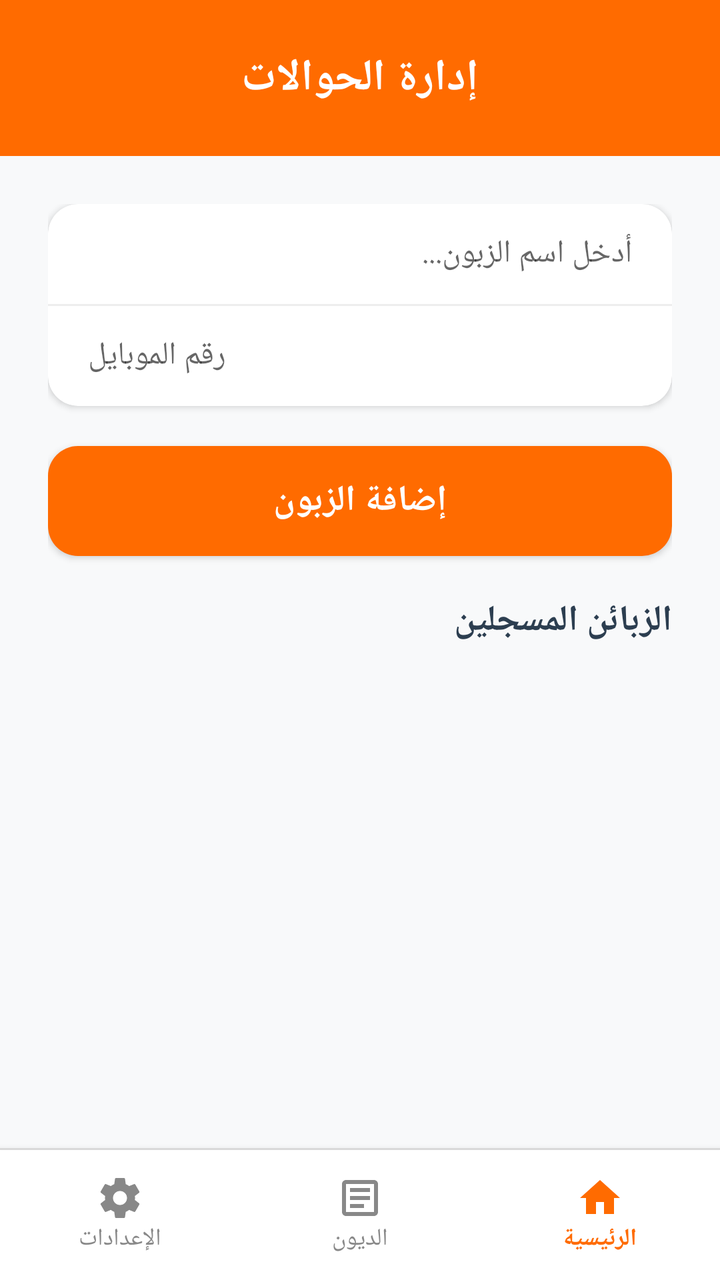
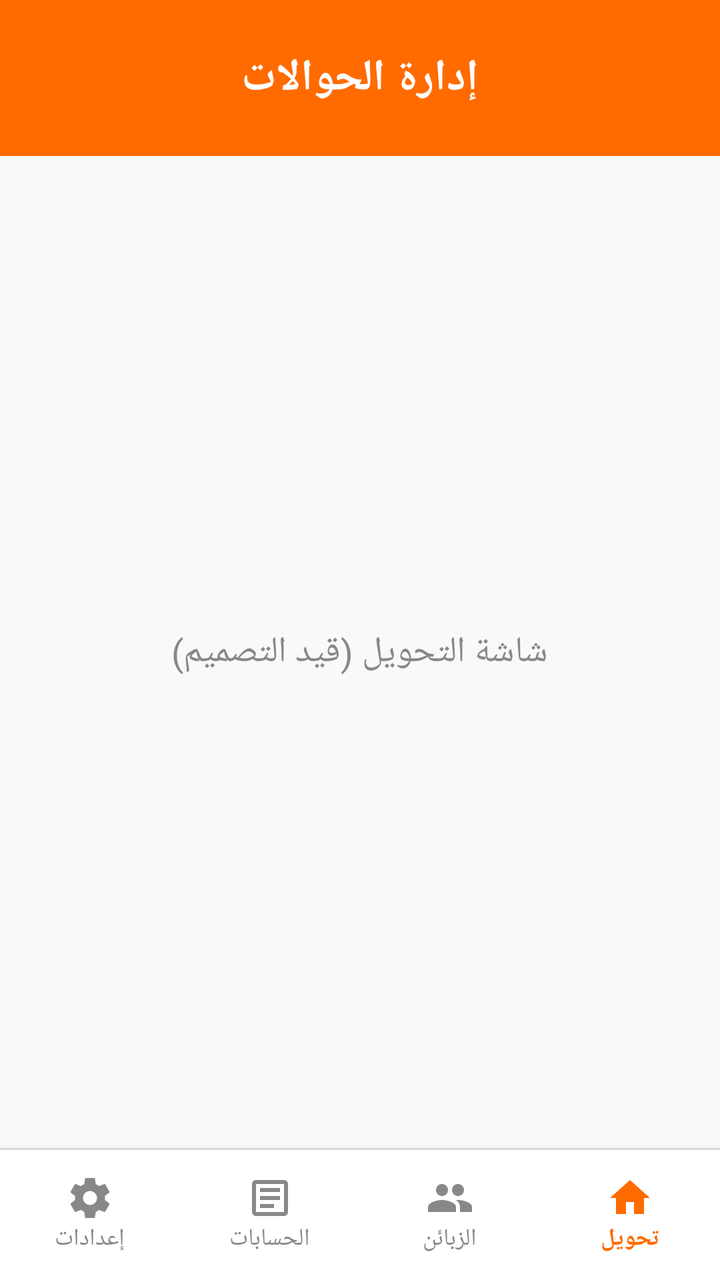

Compare the two renders of this Android layout. The source of the first and the diff that turns it into the second are given below.
<!-- AndroidManifest.xml: application theme Theme.AppCompat.Light.NoActionBar -->
<!-- res/layout/activity_main.xml -->
<?xml version="1.0" encoding="utf-8"?>
<LinearLayout xmlns:android="http://schemas.android.com/apk/res/android"
    xmlns:app="http://schemas.android.com/apk/res-auto"
    android:layout_width="match_parent"
    android:layout_height="match_parent"
    android:orientation="vertical"
    android:layoutDirection="rtl"
    android:background="#F8F9FA">

    <LinearLayout android:layout_width="match_parent" android:layout_height="wrap_content" android:background="#FF6B00" android:padding="24dp" android:orientation="vertical" android:gravity="center">
        <TextView android:id="@+id/tv_main_title" android:layout_width="wrap_content" android:layout_height="wrap_content" android:text="إدارة الحوالات" android:textSize="22sp" android:textStyle="bold" android:textColor="#FFFFFF" />
    </LinearLayout>

    <FrameLayout android:layout_width="match_parent" android:layout_height="0dp" android:layout_weight="1">

        
        <LinearLayout android:id="@+id/layout_home" android:layout_width="match_parent" android:layout_height="match_parent" android:orientation="vertical" android:padding="24dp">
            <androidx.cardview.widget.CardView android:layout_width="match_parent" android:layout_height="wrap_content" app:cardCornerRadius="15dp" app:cardElevation="2dp" android:layout_marginBottom="20dp" app:cardBackgroundColor="#FFFFFF">
                <LinearLayout android:layout_width="match_parent" android:layout_height="wrap_content" android:orientation="vertical">
                    <EditText android:id="@+id/input_name" android:layout_width="match_parent" android:layout_height="50dp" android:background="@null" android:hint="أدخل اسم الزبون..." android:paddingStart="20dp" android:paddingEnd="20dp" android:textSize="16sp" android:textColor="#333333" />
                    <View android:layout_width="match_parent" android:layout_height="1dp" android:background="#EEEEEE" />
                    <EditText android:id="@+id/input_phone" android:layout_width="match_parent" android:layout_height="50dp" android:background="@null" android:inputType="phone" android:hint="رقم الموبايل" android:paddingStart="20dp" android:paddingEnd="20dp" android:textSize="16sp" android:textColor="#333333" />
                </LinearLayout>
            </androidx.cardview.widget.CardView>
            <androidx.appcompat.widget.AppCompatButton android:id="@+id/btn_save" android:layout_width="match_parent" android:layout_height="55dp" android:text="إضافة الزبون" android:textSize="18sp" android:textStyle="bold" android:background="@drawable/bg_rounded_orange" android:textColor="#FFFFFF" android:layout_marginBottom="20dp"/>
            <TextView android:layout_width="wrap_content" android:layout_height="wrap_content" android:text="الزبائن المسجلين" android:textSize="18sp" android:textStyle="bold" android:textColor="#2C3E50" android:layout_marginBottom="12dp"/>
            <androidx.recyclerview.widget.RecyclerView android:id="@+id/recycler_customers" android:layout_width="match_parent" android:layout_height="match_parent" android:clipToPadding="false" android:paddingBottom="20dp" />
        </LinearLayout>

        
        <LinearLayout android:id="@+id/layout_debt" android:layout_width="match_parent" android:layout_height="match_parent" android:orientation="vertical" android:padding="24dp" android:visibility="gone">
            <androidx.cardview.widget.CardView android:layout_width="match_parent" android:layout_height="wrap_content" app:cardCornerRadius="15dp" app:cardElevation="2dp" android:layout_marginBottom="16dp" app:cardBackgroundColor="#FFF0E6">
                <LinearLayout android:layout_width="match_parent" android:layout_height="wrap_content" android:padding="20dp" android:orientation="vertical" android:gravity="center">
                    <TextView android:layout_width="wrap_content" android:layout_height="wrap_content" android:text="إجمالي الديون بالسوق" android:textSize="16sp" android:textColor="#FF6B00"/>
                    <TextView android:id="@+id/tv_total_debt" android:layout_width="wrap_content" android:layout_height="wrap_content" android:text="0 ل.س" android:textSize="28sp" android:textStyle="bold" android:textColor="#D32F2F" android:layout_marginTop="8dp"/>
                </LinearLayout>
            </androidx.cardview.widget.CardView>
            <androidx.appcompat.widget.AppCompatButton android:id="@+id/btn_show_add_debt" android:layout_width="match_parent" android:layout_height="55dp" android:text="إضافة دين جديد" android:textSize="18sp" android:textStyle="bold" android:background="@drawable/bg_rounded_orange" android:textColor="#FFFFFF" android:layout_marginBottom="20dp"/>
            <TextView android:layout_width="wrap_content" android:layout_height="wrap_content" android:text="سجل الديون" android:textSize="18sp" android:textStyle="bold" android:textColor="#2C3E50" android:layout_marginBottom="12dp"/>
            <androidx.recyclerview.widget.RecyclerView android:id="@+id/recycler_debts" android:layout_width="match_parent" android:layout_height="match_parent" android:clipToPadding="false" android:paddingBottom="20dp" />
        </LinearLayout>

        
        <LinearLayout android:id="@+id/layout_settings" android:layout_width="match_parent" android:layout_height="match_parent" android:orientation="vertical" android:padding="24dp" android:visibility="gone">
            <TextView android:layout_width="wrap_content" android:layout_height="wrap_content" android:text="إعدادات التحويل" android:textSize="20sp" android:textStyle="bold" android:textColor="#2C3E50" android:layout_marginBottom="20dp"/>
            <androidx.cardview.widget.CardView android:layout_width="match_parent" android:layout_height="wrap_content" app:cardCornerRadius="15dp" app:cardElevation="2dp" android:layout_marginBottom="24dp" app:cardBackgroundColor="#FFFFFF">
                <LinearLayout android:layout_width="match_parent" android:layout_height="wrap_content" android:orientation="vertical" android:padding="20dp">
                    <TextView android:layout_width="wrap_content" android:layout_height="wrap_content" android:text="الرمز السري الافتراضي للخط (PIN)" android:textSize="16sp" android:textStyle="bold" android:textColor="#333333" android:layout_marginBottom="12dp"/>
                    <EditText android:id="@+id/input_settings_pin" android:layout_width="match_parent" android:layout_height="55dp" android:background="@drawable/bg_input_gray" android:inputType="numberPassword" android:hint="مثال: 0000" android:paddingStart="16dp" android:paddingEnd="16dp" android:textColor="#333333"/>
                </LinearLayout>
            </androidx.cardview.widget.CardView>
            <androidx.appcompat.widget.AppCompatButton android:id="@+id/btn_save_settings" android:layout_width="match_parent" android:layout_height="55dp" android:text="حفظ الإعدادات" android:textSize="18sp" android:textStyle="bold" android:background="@drawable/bg_rounded_orange" android:textColor="#FFFFFF" />
        </LinearLayout>
    </FrameLayout>

    <View android:layout_width="match_parent" android:layout_height="1dp" android:background="#E0E0E0" />

    
    <LinearLayout android:layout_width="match_parent" android:layout_height="65dp" android:orientation="horizontal" android:background="#FFFFFF" android:elevation="8dp">
        <LinearLayout android:id="@+id/nav_home" android:layout_width="0dp" android:layout_weight="1" android:layout_height="match_parent" android:orientation="vertical" android:gravity="center" android:background="?android:attr/selectableItemBackground" android:clickable="true">
            <ImageView android:layout_width="24dp" android:layout_height="24dp" android:src="@drawable/ic_home" />
            <TextView android:layout_width="wrap_content" android:layout_height="wrap_content" android:text="الرئيسية" android:textSize="12sp" android:textStyle="bold" android:textColor="#FF6B00"/>
        </LinearLayout>
        <LinearLayout android:id="@+id/nav_debt" android:layout_width="0dp" android:layout_weight="1" android:layout_height="match_parent" android:orientation="vertical" android:gravity="center" android:background="?android:attr/selectableItemBackground" android:clickable="true">
            <ImageView android:layout_width="24dp" android:layout_height="24dp" android:src="@drawable/ic_debt" />
            <TextView android:layout_width="wrap_content" android:layout_height="wrap_content" android:text="الديون" android:textSize="12sp" android:textColor="#888888"/>
        </LinearLayout>
        <LinearLayout android:id="@+id/nav_settings" android:layout_width="0dp" android:layout_weight="1" android:layout_height="match_parent" android:orientation="vertical" android:gravity="center" android:background="?android:attr/selectableItemBackground" android:clickable="true">
            <ImageView android:layout_width="24dp" android:layout_height="24dp" android:src="@drawable/ic_settings" />
            <TextView android:layout_width="wrap_content" android:layout_height="wrap_content" android:text="الإعدادات" android:textSize="12sp" android:textColor="#888888"/>
        </LinearLayout>
    </LinearLayout>
</LinearLayout>
<!-- resources referenced by this layout -->
<resources>
  <!-- drawable bg_input_gray (drawable) -->
  ﻿<?xml version="1.0" encoding="utf-8"?>
  <shape xmlns:android="http://schemas.android.com/apk/res/android" android:shape="rectangle">
      <solid android:color="#F0F2F5" />
      <corners android:radius="12dp" />
  </shape>
  <!-- drawable bg_rounded_orange (drawable) -->
  <?xml version="1.0" encoding="utf-8"?>
  <shape xmlns:android="http://schemas.android.com/apk/res/android" android:shape="rectangle">
      <solid android:color="#FF6B00" />
      <corners android:radius="15dp" />
  </shape>
  <!-- drawable ic_debt (drawable) -->
  ﻿<?xml version="1.0" encoding="utf-8"?>
  <vector xmlns:android="http://schemas.android.com/apk/res/android" android:width="24dp" android:height="24dp" android:viewportWidth="24" android:viewportHeight="24">
      <path android:fillColor="#888888" android:pathData="M19,3H5C3.89,3 3,3.9 3,5v14c0,1.1 0.89,2 2,2h14c1.11,0 2,-0.9 2,-2V5C21,3.9 20.11,3 19,3zM19,19H5V5h14V19zM7,7h10v2H7V7zM7,11h10v2H7V11zM7,15h7v2H7V15z"/>
  </vector>
  <!-- drawable ic_home (drawable) -->
  ﻿<?xml version="1.0" encoding="utf-8"?>
  <vector xmlns:android="http://schemas.android.com/apk/res/android" android:width="24dp" android:height="24dp" android:viewportWidth="24" android:viewportHeight="24">
      <path android:fillColor="#FF6B00" android:pathData="M10,20v-6h4v6h5v-8h3L12,3 2,12h3v8z"/>
  </vector>
  <!-- drawable ic_settings (drawable) -->
  ﻿<?xml version="1.0" encoding="utf-8"?>
  <vector xmlns:android="http://schemas.android.com/apk/res/android" android:width="24dp" android:height="24dp" android:viewportWidth="24" android:viewportHeight="24">
      <path android:fillColor="#888888" android:pathData="M19.43,12.98c0.04,-0.32 0.07,-0.64 0.07,-0.98s-0.03,-0.66 -0.07,-0.98l2.11,-1.65c0.19,-0.15 0.24,-0.42 0.12,-0.64l-2,-3.46c-0.12,-0.22 -0.39,-0.3 -0.61,-0.22l-2.49,1c-0.52,-0.4 -1.08,-0.73 -1.69,-0.98l-0.38,-2.65C14.46,2.18 14.25,2 14,2h-4c-0.25,0 -0.46,0.18 -0.49,0.42l-0.38,2.65c-0.61,0.25 -1.17,0.59 -1.69,0.98l-2.49,-1c-0.23,-0.09 -0.49,0 -0.61,0.22l-2,3.46c-0.13,0.22 -0.07,0.49 0.12,0.64l2.11,1.65c-0.04,0.32 -0.07,0.65 -0.07,0.98s0.03,0.66 0.07,0.98l-2.11,1.65c-0.19,0.15 -0.24,0.42 -0.12,0.64l2,3.46c0.12,0.22 0.39,0.3 0.61,0.22l2.49,-1c0.52,0.4 1.08,0.73 1.69,0.98l0.38,2.65C9.54,21.82 9.75,22 10,22h4c0.25,0 0.46,-0.18 0.49,-0.42l0.38,-2.65c0.61,-0.25 1.17,-0.59 1.69,-0.98l2.49,1c0.23,0.09 0.49,0 0.61,-0.22l2,-3.46c0.12,-0.22 0.07,-0.49 -0.12,-0.64l-2.11,-1.65zM12,15.5c-1.93,0 -3.5,-1.57 -3.5,-3.5s1.57,-3.5 3.5,-3.5 3.5,1.57 3.5,3.5 -1.57,3.5 -3.5,3.5z"/>
  </vector>
</resources>

<!-- the commit's change to res/layout/activity_main.xml (unified diff, before → after) -->
@@ -12,44 +12,36 @@
     </LinearLayout>
 
     <FrameLayout android:layout_width="match_parent" android:layout_height="0dp" android:layout_weight="1">
+        
+        
+        <LinearLayout android:id="@+id/layout_transfer" android:layout_width="match_parent" android:layout_height="match_parent" android:orientation="vertical" android:padding="24dp" android:gravity="center">
+            <TextView android:layout_width="wrap_content" android:layout_height="wrap_content" android:text="شاشة التحويل (قيد التصميم)" android:textSize="18sp" android:textColor="#888888"/>
+        </LinearLayout>
 
         
-        <LinearLayout android:id="@+id/layout_home" android:layout_width="match_parent" android:layout_height="match_parent" android:orientation="vertical" android:padding="24dp">
+        <LinearLayout android:id="@+id/layout_customers" android:layout_width="match_parent" android:layout_height="match_parent" android:orientation="vertical" android:padding="24dp" android:visibility="gone">
             <androidx.cardview.widget.CardView android:layout_width="match_parent" android:layout_height="wrap_content" app:cardCornerRadius="15dp" app:cardElevation="2dp" android:layout_marginBottom="20dp" app:cardBackgroundColor="#FFFFFF">
                 <LinearLayout android:layout_width="match_parent" android:layout_height="wrap_content" android:orientation="vertical">
-                    <EditText android:id="@+id/input_name" android:layout_width="match_parent" android:layout_height="50dp" android:background="@null" android:hint="أدخل اسم الزبون..." android:paddingStart="20dp" android:paddingEnd="20dp" android:textSize="16sp" android:textColor="#333333" />
+                    <EditText android:id="@+id/input_cust_name" android:layout_width="match_parent" android:layout_height="50dp" android:background="@null" android:hint="اسم الزبون" android:paddingStart="20dp" android:paddingEnd="20dp" android:textSize="16sp" android:textColor="#333333" />
                     <View android:layout_width="match_parent" android:layout_height="1dp" android:background="#EEEEEE" />
-                    <EditText android:id="@+id/input_phone" android:layout_width="match_parent" android:layout_height="50dp" android:background="@null" android:inputType="phone" android:hint="رقم الموبايل" android:paddingStart="20dp" android:paddingEnd="20dp" android:textSize="16sp" android:textColor="#333333" />
+                    <EditText android:id="@+id/input_cust_syriatel" android:layout_width="match_parent" android:layout_height="50dp" android:background="@null" android:inputType="phone" android:hint="رقم سيريتل (اختياري)" android:paddingStart="20dp" android:paddingEnd="20dp" android:textSize="16sp" android:textColor="#D32F2F" />
+                    <View android:layout_width="match_parent" android:layout_height="1dp" android:background="#EEEEEE" />
+                    <EditText android:id="@+id/input_cust_mtn" android:layout_width="match_parent" android:layout_height="50dp" android:background="@null" android:inputType="phone" android:hint="رقم MTN (اختياري)" android:paddingStart="20dp" android:paddingEnd="20dp" android:textSize="16sp" android:textColor="#FBC02D" />
                 </LinearLayout>
             </androidx.cardview.widget.CardView>
-            <androidx.appcompat.widget.AppCompatButton android:id="@+id/btn_save" android:layout_width="match_parent" android:layout_height="55dp" android:text="إضافة الزبون" android:textSize="18sp" android:textStyle="bold" android:background="@drawable/bg_rounded_orange" android:textColor="#FFFFFF" android:layout_marginBottom="20dp"/>
+            <androidx.appcompat.widget.AppCompatButton android:id="@+id/btn_save_customer" android:layout_width="match_parent" android:layout_height="55dp" android:text="حفظ الزبون" android:textSize="18sp" android:textStyle="bold" android:background="@drawable/bg_rounded_orange" android:textColor="#FFFFFF" android:layout_marginBottom="20dp"/>
             <TextView android:layout_width="wrap_content" android:layout_height="wrap_content" android:text="الزبائن المسجلين" android:textSize="18sp" android:textStyle="bold" android:textColor="#2C3E50" android:layout_marginBottom="12dp"/>
             <androidx.recyclerview.widget.RecyclerView android:id="@+id/recycler_customers" android:layout_width="match_parent" android:layout_height="match_parent" android:clipToPadding="false" android:paddingBottom="20dp" />
         </LinearLayout>
 
         
-        <LinearLayout android:id="@+id/layout_debt" android:layout_width="match_parent" android:layout_height="match_parent" android:orientation="vertical" android:padding="24dp" android:visibility="gone">
-            <androidx.cardview.widget.CardView android:layout_width="match_parent" android:layout_height="wrap_content" app:cardCornerRadius="15dp" app:cardElevation="2dp" android:layout_marginBottom="16dp" app:cardBackgroundColor="#FFF0E6">
-                <LinearLayout android:layout_width="match_parent" android:layout_height="wrap_content" android:padding="20dp" android:orientation="vertical" android:gravity="center">
-                    <TextView android:layout_width="wrap_content" android:layout_height="wrap_content" android:text="إجمالي الديون بالسوق" android:textSize="16sp" android:textColor="#FF6B00"/>
-                    <TextView android:id="@+id/tv_total_debt" android:layout_width="wrap_content" android:layout_height="wrap_content" android:text="0 ل.س" android:textSize="28sp" android:textStyle="bold" android:textColor="#D32F2F" android:layout_marginTop="8dp"/>
-                </LinearLayout>
-            </androidx.cardview.widget.CardView>
-            <androidx.appcompat.widget.AppCompatButton android:id="@+id/btn_show_add_debt" android:layout_width="match_parent" android:layout_height="55dp" android:text="إضافة دين جديد" android:textSize="18sp" android:textStyle="bold" android:background="@drawable/bg_rounded_orange" android:textColor="#FFFFFF" android:layout_marginBottom="20dp"/>
-            <TextView android:layout_width="wrap_content" android:layout_height="wrap_content" android:text="سجل الديون" android:textSize="18sp" android:textStyle="bold" android:textColor="#2C3E50" android:layout_marginBottom="12dp"/>
-            <androidx.recyclerview.widget.RecyclerView android:id="@+id/recycler_debts" android:layout_width="match_parent" android:layout_height="match_parent" android:clipToPadding="false" android:paddingBottom="20dp" />
+        <LinearLayout android:id="@+id/layout_debt" android:layout_width="match_parent" android:layout_height="match_parent" android:orientation="vertical" android:padding="24dp" android:visibility="gone" android:gravity="center">
+            <TextView android:layout_width="wrap_content" android:layout_height="wrap_content" android:text="شاشة الحسابات والدفعات (قيد التصميم)" android:textSize="18sp" android:textColor="#888888"/>
         </LinearLayout>
 
         
-        <LinearLayout android:id="@+id/layout_settings" android:layout_width="match_parent" android:layout_height="match_parent" android:orientation="vertical" android:padding="24dp" android:visibility="gone">
-            <TextView android:layout_width="wrap_content" android:layout_height="wrap_content" android:text="إعدادات التحويل" android:textSize="20sp" android:textStyle="bold" android:textColor="#2C3E50" android:layout_marginBottom="20dp"/>
-            <androidx.cardview.widget.CardView android:layout_width="match_parent" android:layout_height="wrap_content" app:cardCornerRadius="15dp" app:cardElevation="2dp" android:layout_marginBottom="24dp" app:cardBackgroundColor="#FFFFFF">
-                <LinearLayout android:layout_width="match_parent" android:layout_height="wrap_content" android:orientation="vertical" android:padding="20dp">
-                    <TextView android:layout_width="wrap_content" android:layout_height="wrap_content" android:text="الرمز السري الافتراضي للخط (PIN)" android:textSize="16sp" android:textStyle="bold" android:textColor="#333333" android:layout_marginBottom="12dp"/>
-                    <EditText android:id="@+id/input_settings_pin" android:layout_width="match_parent" android:layout_height="55dp" android:background="@drawable/bg_input_gray" android:inputType="numberPassword" android:hint="مثال: 0000" android:paddingStart="16dp" android:paddingEnd="16dp" android:textColor="#333333"/>
-                </LinearLayout>
-            </androidx.cardview.widget.CardView>
-            <androidx.appcompat.widget.AppCompatButton android:id="@+id/btn_save_settings" android:layout_width="match_parent" android:layout_height="55dp" android:text="حفظ الإعدادات" android:textSize="18sp" android:textStyle="bold" android:background="@drawable/bg_rounded_orange" android:textColor="#FFFFFF" />
+        <LinearLayout android:id="@+id/layout_settings" android:layout_width="match_parent" android:layout_height="match_parent" android:orientation="vertical" android:padding="24dp" android:visibility="gone" android:gravity="center">
+            <TextView android:layout_width="wrap_content" android:layout_height="wrap_content" android:text="شاشة الإعدادات (قيد التصميم)" android:textSize="18sp" android:textColor="#888888"/>
         </LinearLayout>
     </FrameLayout>
 
@@ -57,17 +49,21 @@
 
     
     <LinearLayout android:layout_width="match_parent" android:layout_height="65dp" android:orientation="horizontal" android:background="#FFFFFF" android:elevation="8dp">
-        <LinearLayout android:id="@+id/nav_home" android:layout_width="0dp" android:layout_weight="1" android:layout_height="match_parent" android:orientation="vertical" android:gravity="center" android:background="?android:attr/selectableItemBackground" android:clickable="true">
-            <ImageView android:layout_width="24dp" android:layout_height="24dp" android:src="@drawable/ic_home" />
-            <TextView android:layout_width="wrap_content" android:layout_height="wrap_content" android:text="الرئيسية" android:textSize="12sp" android:textStyle="bold" android:textColor="#FF6B00"/>
+        <LinearLayout android:id="@+id/nav_transfer" android:layout_width="0dp" android:layout_weight="1" android:layout_height="match_parent" android:orientation="vertical" android:gravity="center" android:background="?android:attr/selectableItemBackground" android:clickable="true">
+            <ImageView android:layout_width="24dp" android:layout_height="24dp" android:src="@drawable/ic_home" android:tint="#FF6B00"/>
+            <TextView android:layout_width="wrap_content" android:layout_height="wrap_content" android:text="تحويل" android:textSize="12sp" android:textStyle="bold" android:textColor="#FF6B00"/>
+        </LinearLayout>
+        <LinearLayout android:id="@+id/nav_customers" android:layout_width="0dp" android:layout_weight="1" android:layout_height="match_parent" android:orientation="vertical" android:gravity="center" android:background="?android:attr/selectableItemBackground" android:clickable="true">
+            <ImageView android:layout_width="24dp" android:layout_height="24dp" android:src="@drawable/ic_customers" android:tint="#888888"/>
+            <TextView android:layout_width="wrap_content" android:layout_height="wrap_content" android:text="الزبائن" android:textSize="12sp" android:textColor="#888888"/>
         </LinearLayout>
         <LinearLayout android:id="@+id/nav_debt" android:layout_width="0dp" android:layout_weight="1" android:layout_height="match_parent" android:orientation="vertical" android:gravity="center" android:background="?android:attr/selectableItemBackground" android:clickable="true">
-            <ImageView android:layout_width="24dp" android:layout_height="24dp" android:src="@drawable/ic_debt" />
-            <TextView android:layout_width="wrap_content" android:layout_height="wrap_content" android:text="الديون" android:textSize="12sp" android:textColor="#888888"/>
+            <ImageView android:layout_width="24dp" android:layout_height="24dp" android:src="@drawable/ic_debt" android:tint="#888888"/>
+            <TextView android:layout_width="wrap_content" android:layout_height="wrap_content" android:text="الحسابات" android:textSize="12sp" android:textColor="#888888"/>
         </LinearLayout>
         <LinearLayout android:id="@+id/nav_settings" android:layout_width="0dp" android:layout_weight="1" android:layout_height="match_parent" android:orientation="vertical" android:gravity="center" android:background="?android:attr/selectableItemBackground" android:clickable="true">
-            <ImageView android:layout_width="24dp" android:layout_height="24dp" android:src="@drawable/ic_settings" />
-            <TextView android:layout_width="wrap_content" android:layout_height="wrap_content" android:text="الإعدادات" android:textSize="12sp" android:textColor="#888888"/>
+            <ImageView android:layout_width="24dp" android:layout_height="24dp" android:src="@drawable/ic_settings" android:tint="#888888"/>
+            <TextView android:layout_width="wrap_content" android:layout_height="wrap_content" android:text="إعدادات" android:textSize="12sp" android:textColor="#888888"/>
         </LinearLayout>
     </LinearLayout>
 </LinearLayout>
<!-- resource entries referenced after the edit -->
@@ -1,17 +1,16 @@
 <!-- resources referenced by this layout -->
 <resources>
-  <!-- drawable bg_input_gray (drawable) -->
-  ﻿<?xml version="1.0" encoding="utf-8"?>
-  <shape xmlns:android="http://schemas.android.com/apk/res/android" android:shape="rectangle">
-      <solid android:color="#F0F2F5" />
-      <corners android:radius="12dp" />
-  </shape>
   <!-- drawable bg_rounded_orange (drawable) -->
   <?xml version="1.0" encoding="utf-8"?>
   <shape xmlns:android="http://schemas.android.com/apk/res/android" android:shape="rectangle">
       <solid android:color="#FF6B00" />
       <corners android:radius="15dp" />
   </shape>
+  <!-- drawable ic_customers (drawable) -->
+  ﻿<?xml version="1.0" encoding="utf-8"?>
+  <vector xmlns:android="http://schemas.android.com/apk/res/android" android:width="24dp" android:height="24dp" android:viewportWidth="24" android:viewportHeight="24">
+      <path android:fillColor="#888888" android:pathData="M16 11c1.66 0 2.99-1.34 2.99-3S17.66 5 16 5c-1.66 0-3 1.34-3 3s1.34 3 3 3zm-8 0c1.66 0 2.99-1.34 2.99-3S9.66 5 8 5C6.34 5 5 6.34 5 8s1.34 3 3 3zm0 2c-2.33 0-7 1.17-7 3.5V19h14v-2.5c0-2.33-4.67-3.5-7-3.5zm8 0c-.29 0-.62.02-.97.05 1.16.84 1.97 1.97 1.97 3.45V19h6v-2.5c0-2.33-4.67-3.5-7-3.5z"/>
+  </vector>
   <!-- drawable ic_debt (drawable) -->
   ﻿<?xml version="1.0" encoding="utf-8"?>
   <vector xmlns:android="http://schemas.android.com/apk/res/android" android:width="24dp" android:height="24dp" android:viewportWidth="24" android:viewportHeight="24">
